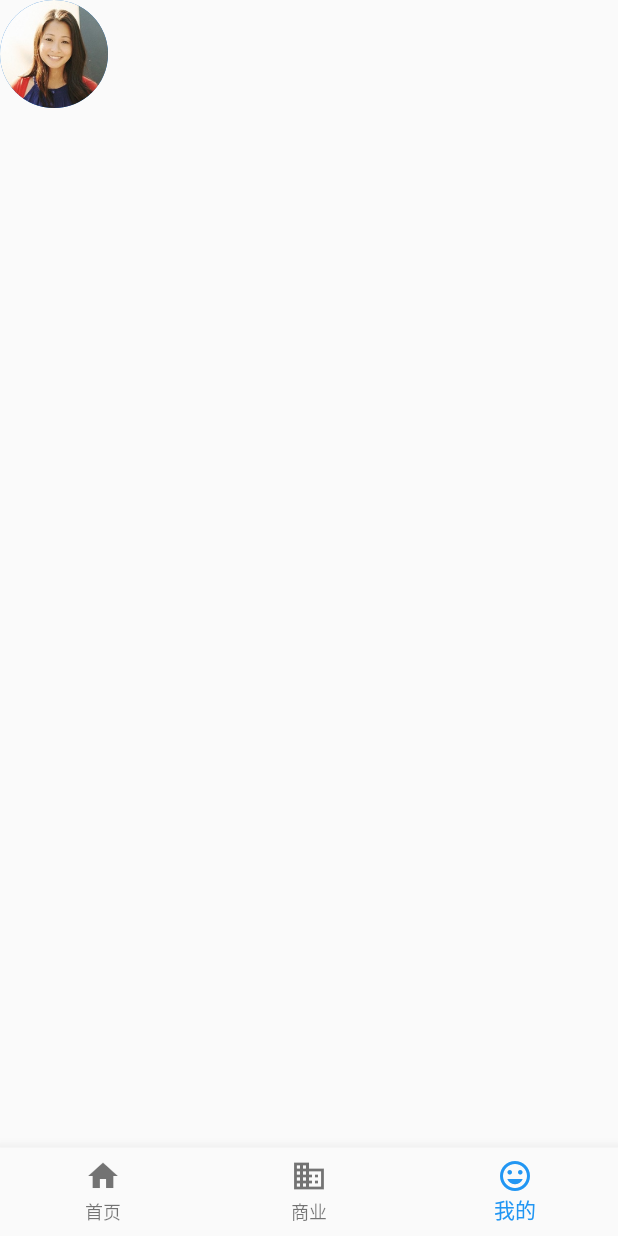
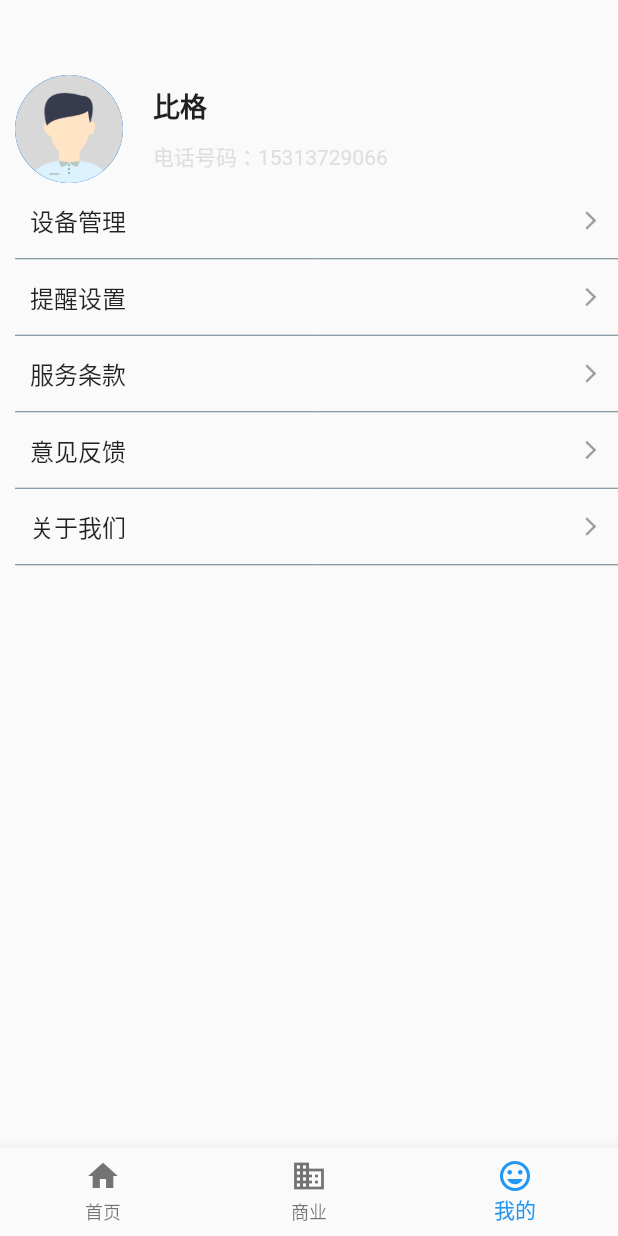
Before and after one commit to Kevin088/gxq_project, a Flutter app: the screen it shows after launch, item 3 of the bottom bar chosen, on a phone screen of 412 x 824 dp. Run offline on Flutter 3.47's test engine with Material 2 defaults, Android fonts, the phone set to English and light mode, and no system bars.

Commit message:
我的页面

```diff
--- a/lib/page/MinePage.dart
+++ b/lib/page/MinePage.dart
@@ -22,19 +22,103 @@ class MinePageState extends State<MinePage>{
 //          backgroundColor: Color.fromARGB(255, 199, 136, 213),
 //          centerTitle: true,
 //        ),
-        body: Column(
+          body: Container(
+            margin:  EdgeInsets.fromLTRB(10,50,0,0),
+            child: Column(
+              children: <Widget>[
+                Row(children: <Widget>[
+                  CircleAvatar(
+                    radius: 36.0,
+                    backgroundImage: AssetImage(Utils.getImgPath2("ic_avatar")),
+                  ),
+                  Container(
+                    margin: EdgeInsets.fromLTRB(20, 0, 0, 0),
+                    child:Column(
+                      crossAxisAlignment: CrossAxisAlignment.start,
+                      children: <Widget>[
+                        Text(
+                          "比格",
+                          style: TextStyle(
+                            fontSize: 18.0,
+                            fontWeight: FontWeight.bold,
+                          ),
+                        ),
+                        Container(
+                          margin: EdgeInsets.fromLTRB(0, 10, 0, 0),
+                          child:
+                            Text(
+                              "电话号码：15313729066",
+                              style: TextStyle(
+                                  fontSize: 14.0,
+                                  color: Color.fromARGB(100, 178, 178, 178)
+                              ),
 
-          children: <Widget>[
-            CircleAvatar(
-              radius: 36.0,
-              backgroundImage: AssetImage(Utils.getImgPath2("ali_connors")),
+                            )
+                        ),
+
+                      ],
+                    )
+                  )
+                  ,
+
+
+                ],)
+                ,
+                getText("设备管理"),
+                Divider(height: 1.0,color: Colors.blueGrey),
+                getText("提醒设置"),
+                Divider(height: 1.0,color: Colors.blueGrey),
+                getText("服务条款"),
+                Divider(height: 1.0,color: Colors.blueGrey),
+                getText("意见反馈"),
+                Divider(height: 1.0,color: Colors.blueGrey),
+                getText("关于我们"),
+                Divider(height: 1.0,color: Colors.blueGrey),
+
+              ],
             ),
-          ],
-        ),
+          ),
+//        body: Column(
+//          children: <Widget>[
+//            Row(children: <Widget>[
+//              CircleAvatar(
+//                radius: 36.0,
+//                backgroundImage: AssetImage(Utils.getImgPath2("ic_avatar")),
+//              ),
+//
+//            ],)
+//
+//          ],
+//        ),
       ),
 
 
     );
   }
+  Container getText(String text){
+    return Container(
+      padding: EdgeInsets.fromLTRB(10,0,10,0),
+      height: 50.0,
+      child: Row(
+          children: <Widget>[
+            Expanded(
+              child: Text(
+                text,
+                style: TextStyle(
+                    fontSize: 16.0,
+                ),
+              ),
+            )
+            ,
+            Image(
+              image: AssetImage(Utils.getImgPath2("ic_arraw")),
+            )
+
+          ],
+      ),
+    );
+  }
+
+
 
 }
--- a/pubspec.yaml
+++ b/pubspec.yaml
@@ -81,3 +81,5 @@ flutter:
     - assets/images/guide3.png
     - assets/images/guide4.png
     - assets/images/splash_bg.png
+    - assets/images/ic_avatar.png
+    - assets/images/ic_arraw.png
```
Also changed, not shown: assets/images/3.0x/ic_arraw.png (added), assets/images/3.0x/ic_avatar.png (added), pubspec.lock.
